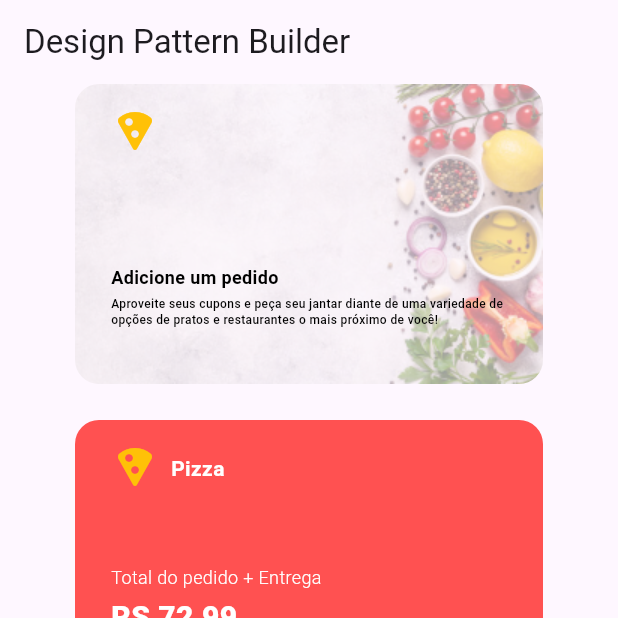
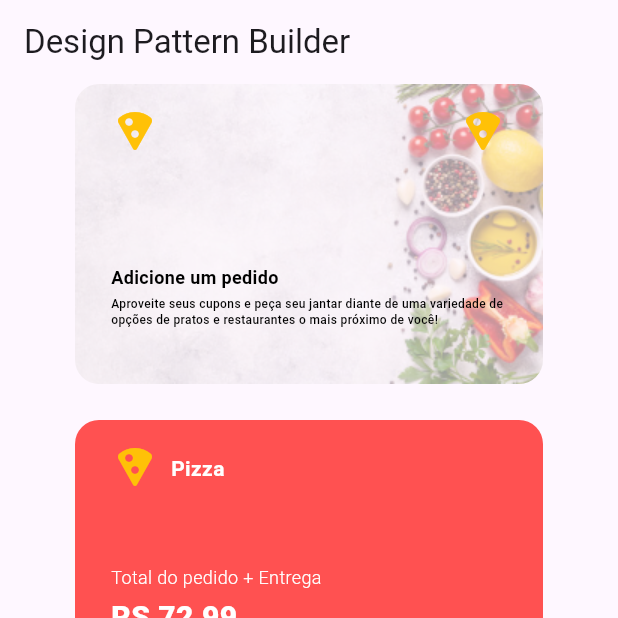
Before and after one commit to CynaraCosta/Design-Patterns-Flutter, a Flutter app: the screen it shows after launch, on a phone screen of 412 x 824 dp, the top half of it. Run offline on Flutter 3.47's test engine with Material 3 defaults, Android fonts, the phone set to English and light mode, and no system bars; our stand-ins replace equatable.

Commit message:
fix identation

```diff
--- a/desing_patterns_flutter/lib/patterns/builder/json/new_order_card.dart
+++ b/desing_patterns_flutter/lib/patterns/builder/json/new_order_card.dart
@@ -1,7 +1,11 @@
 Map<String, dynamic> newOrderJson = {
   "id": "new-order",
   "bgImage": "images/bgImage.png",
-  "header": {"leadingIcon": "Icon.flag", "title": null, "trailingIcon": null},
+  "header": {
+    "leadingIcon": "Icon.flag",
+    "title": null,
+    "trailingIcon": "Icon.flag"
+  },
   "content": {
     "title": "Adicione um pedido",
     "description":
```
